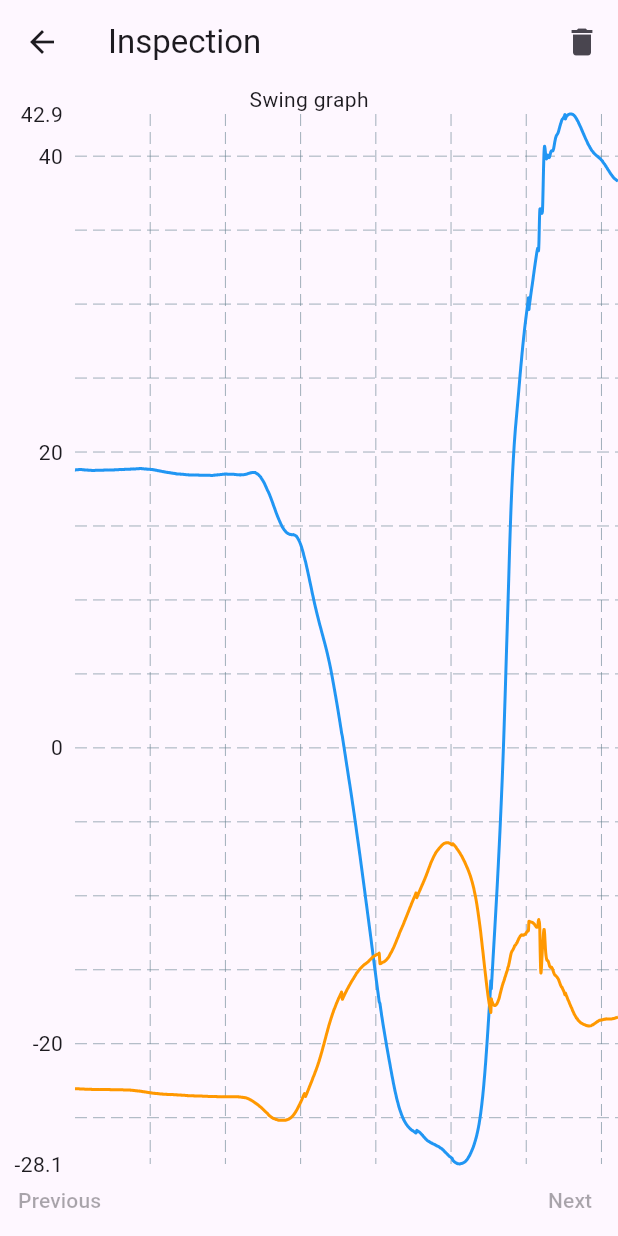
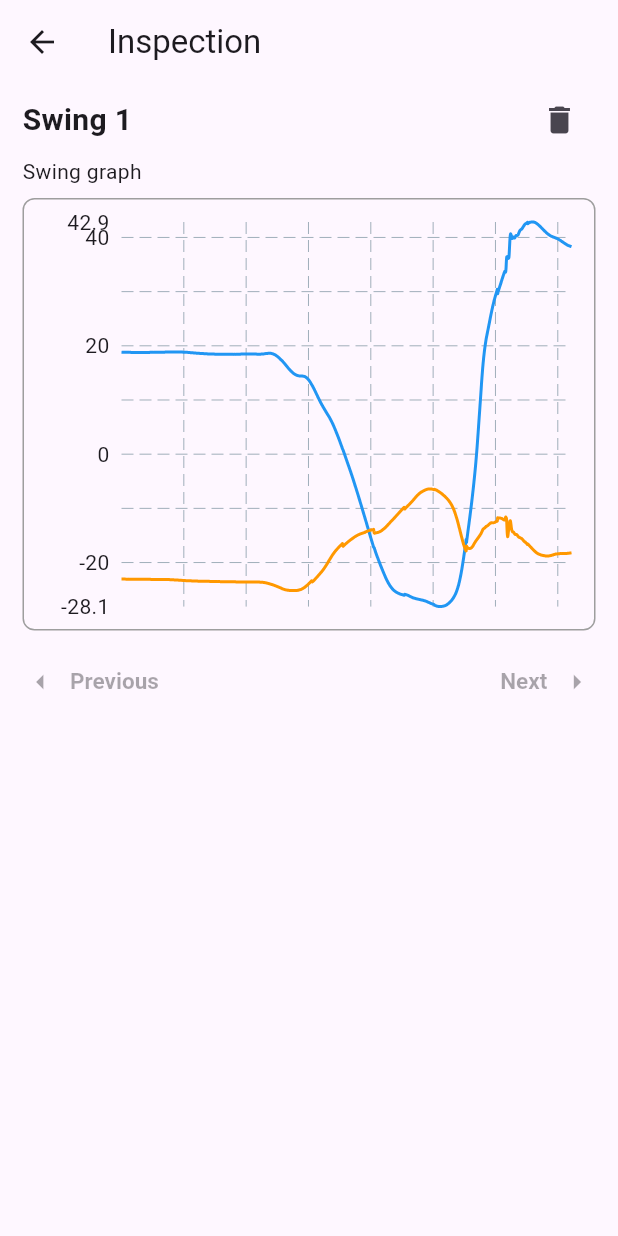
Before and after one commit to dac0n/hackmotion_test_assignment, a Flutter app: the screen it shows after launch, after a tap on an icon or button, on a phone screen of 412 x 824 dp. Run offline on Flutter 3.47's test engine with Material 3 defaults, Android fonts, the phone set to English and light mode, and no system bars; drawn by our look-alikes of fl_chart; our stand-ins replace flutter_bloc; project files that could hold a hidden picture were left out.

Commit message:
fixed left-side-titles, improved UI of prev/next buttons and paddings

```diff
--- a/lib/screens/inspection_screen.dart
+++ b/lib/screens/inspection_screen.dart
@@ -27,7 +27,22 @@ class InspectionScreen extends StatelessWidget {
           icon: const Icon(Icons.arrow_back),
           onPressed: () => Navigator.of(context).pop(),
         ),
-        actions: [
+      ),
+      body: Padding(
+        padding: const EdgeInsets.symmetric(
+            horizontal: 15.0), // Horizontal margin for the entire page
+        child: Column(
+          crossAxisAlignment:
+              CrossAxisAlignment.start, // Align all children to the start
+          children: [
+            Row(
+              mainAxisAlignment: MainAxisAlignment.spaceBetween,
+              children: [
+                Text(
+                  'Swing ${index + 1}',
+                  style: const TextStyle(
+                      fontSize: 20, fontWeight: FontWeight.bold),
+                ),
                 IconButton(
                   icon: const Icon(Icons.delete),
                   onPressed: () {
@@ -43,33 +58,60 @@ class InspectionScreen extends StatelessWidget {
                 ),
               ],
             ),
-      body: Column(
-        children: [
             const Text('Swing graph'),
-          Expanded(child: SwingChart(swing: swing)),
+            Padding(
+              padding: const EdgeInsets.only(top: 8, bottom: 10),
+              child: Container(
+                padding: const EdgeInsets.all(15.0), // Padding around the chart
+                decoration: BoxDecoration(
+                  border:
+                      Border.all(color: Colors.grey), // Border around the chart
+                  borderRadius: BorderRadius.circular(8.0),
+                ),
+                height: MediaQuery.of(context).size.height *
+                    0.35, // 35% of screen height
+                child: SwingChart(swing: swing),
+              ),
+            ),
             Row(
               mainAxisAlignment: MainAxisAlignment.spaceBetween,
               children: [
-              TextButton(
+                TextButton.icon(
                   onPressed: index > 0
                       ? () {
                           onNavigate(index - 1);
                         }
                       : null,
-                child: const Text('Previous'),
+                  icon: const Icon(Icons.arrow_left, size: 24),
+                  label: const Text('Previous'),
+                  style: TextButton.styleFrom(
+                    foregroundColor: Colors.black,
+                    textStyle: const TextStyle(
+                        fontSize: 15, fontWeight: FontWeight.bold),
+                    padding: EdgeInsets.zero, // Remove default padding
                   ),
-              TextButton(
+                ),
+                TextButton.icon(
                   onPressed: index < totalSwings - 1
                       ? () {
                           onNavigate(index + 1);
                         }
                       : null,
-                child: const Text('Next'),
+                  icon: const Icon(Icons.arrow_right, size: 24),
+                  label: const Text('Next'),
+                  style: TextButton.styleFrom(
+                    foregroundColor: Colors.black,
+                    textStyle: const TextStyle(
+                        fontSize: 15, fontWeight: FontWeight.bold),
+                    padding: EdgeInsets.zero, // Remove default padding
+                  ),
+                  iconAlignment: IconAlignment.end,
                 ),
               ],
             ),
           ],
         ),
+      ),
     );
   }
 }
```
Lines whose indentation alone changed are shown as unchanged.
